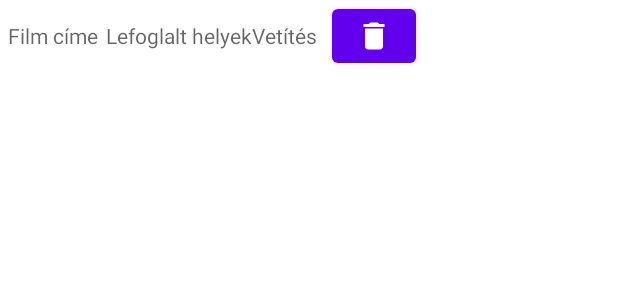
After one commit to tarkomate99/CinemaApp, an Android app: the layout reservation_item.xml on its own in the app's theme, with its tools: preview values and no code run, on a phone screen of 412 x 824 dp. The commit adds this screen. Shown: the top 300 px of the screen. Run offline under Robolectric (Android 15) with nearby library versions, the phone set to English and light mode, and no system bars.

Commit message:
reservation list added

```diff
--- a/app/src/main/AndroidManifest.xml
+++ b/app/src/main/AndroidManifest.xml
@@ -11,6 +11,9 @@
         android:roundIcon="@mipmap/ic_launcher_round"
         android:supportsRtl="true"
         android:theme="@style/Theme.CinemaApp">
+        <activity
+            android:name=".ReservationsActivity"
+            android:exported="false" />
         <activity
             android:name=".RegisterActivity"
             android:exported="false" />
--- a/app/src/main/java/com/example/cinemaapp/AddNewFoglalas.java
+++ b/app/src/main/java/com/example/cinemaapp/AddNewFoglalas.java
@@ -106,7 +106,7 @@ public class AddNewFoglalas extends AppCompatActivity implements AdapterView.OnI
 
         CollectionReference dbReservations = db.collection("reservations");
 
-        Reservation reservation = new Reservation(nameEditText.getText().toString(), placesEditText.getText().toString(), movieEditText.getText().toString(), dateEditText.getText().toString());
+        Reservation reservation = new Reservation(nameEditText.getText().toString(), placesEditText.getText().toString(), movieEditText.getText().toString(), dateEditText.getText().toString(), user.getEmail());
 
         if(nameEditText.getText().toString().equals("")){
             Toast.makeText(AddNewFoglalas.this, "Töltsd ki a név mezőt!", Toast.LENGTH_SHORT).show();
--- /dev/null
+++ b/app/src/main/res/drawable/ic_delete.xml
@@ -0,0 +1,10 @@
+<vector xmlns:android="http://schemas.android.com/apk/res/android"
+    android:width="24dp"
+    android:height="24dp"
+    android:viewportWidth="24"
+    android:viewportHeight="24"
+    android:tint="?attr/colorControlNormal">
+  <path
+      android:fillColor="@android:color/white"
+      android:pathData="M6,19c0,1.1 0.9,2 2,2h8c1.1,0 2,-0.9 2,-2V7H6v12zM19,4h-3.5l-1,-1h-5l-1,1H5v2h14V4z"/>
+</vector>
--- /dev/null
+++ b/app/src/main/res/layout/reservation_item.xml
@@ -0,0 +1,51 @@
+<?xml version="1.0" encoding="utf-8"?>
+<LinearLayout xmlns:android="http://schemas.android.com/apk/res/android"
+    android:layout_width="match_parent"
+    android:layout_height="match_parent"
+    xmlns:app="http://schemas.android.com/apk/res-auto"
+    xmlns:tools="http://schemas.android.com/tools"
+    android:orientation="horizontal"
+    android:layout_centerHorizontal="true"
+    tools:context=".ReservationsActivity">
+
+
+
+        <TextView
+            android:id="@+id/res_title"
+            android:layout_height="wrap_content"
+            android:layout_width="wrap_content"
+            android:layout_marginStart="5dp"
+            android:textColor="@color/black"
+            android:hint="Film címe"/>
+
+        <TextView
+            android:id="@+id/res_places"
+            android:layout_marginStart="5dp"
+            android:layout_above="@+id/res_title"
+            android:layout_width="wrap_content"
+            android:layout_height="wrap_content"
+            android:textColor="@color/black"
+            android:hint="Lefoglalt helyek"/>
+
+        <TextView
+            android:id="@+id/res_date"
+            android:layout_marginStart="0dp"
+            android:layout_height="wrap_content"
+            android:layout_width="wrap_content"
+            android:textColor="@color/black"
+            android:hint="Vetítés"/>
+
+        <com.google.android.material.button.MaterialButton
+            android:layout_width="wrap_content"
+            android:layout_height="wrap_content"
+            android:layout_marginStart="10dp"
+            android:minWidth="0dp"
+            android:onClick="deleteReservation"
+            app:icon="@drawable/ic_delete"
+            app:iconPadding="0dp"/>
+
+
+
+
+
+</LinearLayout>
--- a/app/src/main/res/menu/menu.xml
+++ b/app/src/main/res/menu/menu.xml
@@ -7,6 +7,12 @@
         android:icon="@drawable/ic_baseline_search_24"
         app:showAsAction="always"
         app:actionViewClass="android.widget.SearchView"
+        />
+
+    <item
+        android:id="@+id/user_reservations"
+        android:title="Foglalásaim"
+        app:showAsAction="never"
         />
 
     <item
```
Also changed, not shown: app/src/main/java/com/example/cinemaapp/Adapter/ReservationsAdapter.java (added, +44 -0 lines), app/src/main/java/com/example/cinemaapp/LoginActivity.java (+18 -0 lines), app/src/main/java/com/example/cinemaapp/MainActivity.java (+9 -1 lines), app/src/main/java/com/example/cinemaapp/Models/Reservation.java (+7 -1 lines), app/src/main/java/com/example/cinemaapp/RegisterActivity.java (+9 -0 lines), app/src/main/java/com/example/cinemaapp/ReservationsActivity.java (added, +94 -0 lines), app/src/main/res/layout/activity_reservations.xml (added, +16 -0 lines), 2 other files.
